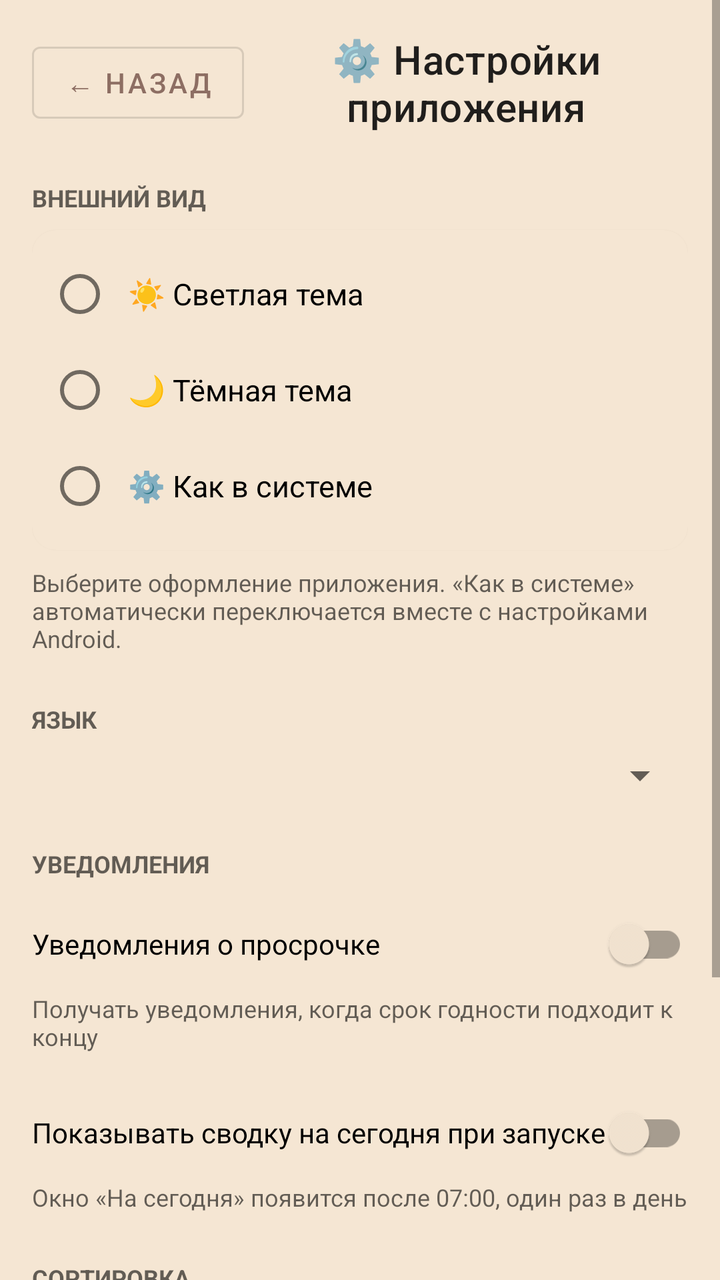
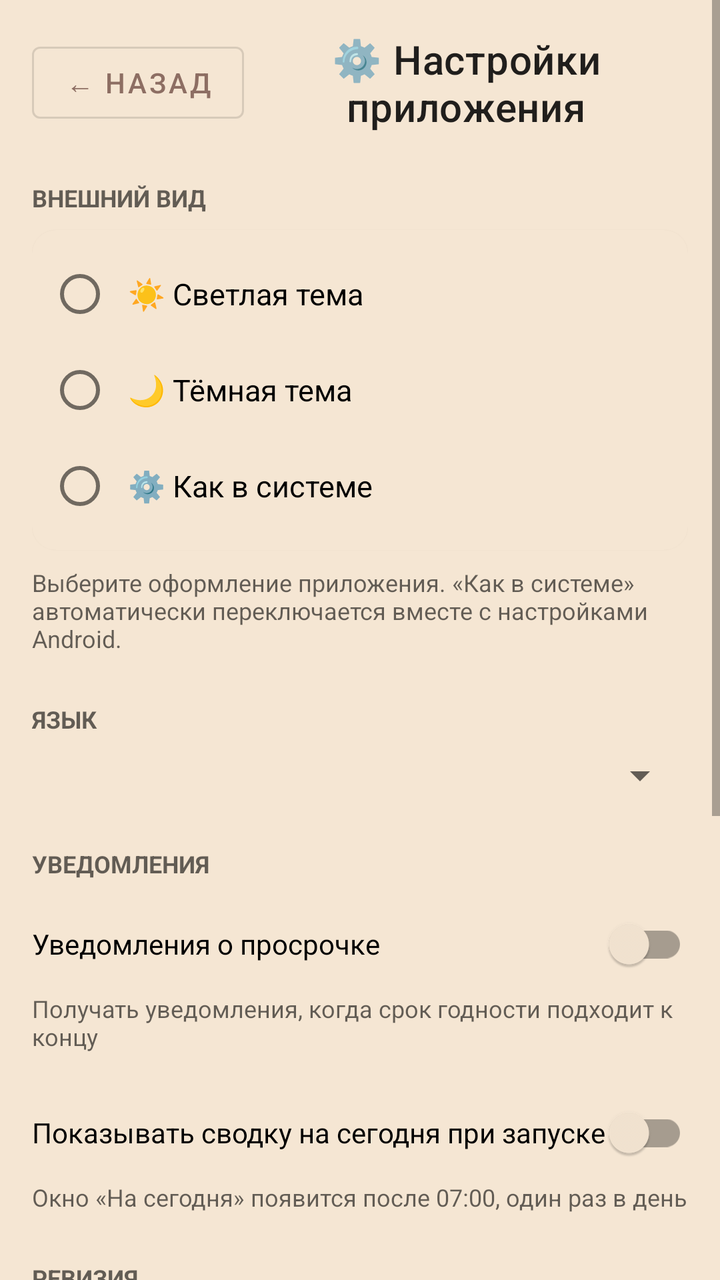

Compare the two renders of this Android layout. The source of the first and the diff that turns it into the second are given below.
<!-- AndroidManifest.xml: application theme Theme.BAZA -->
<!-- res/layout/activity_app_settings.xml -->
<?xml version="1.0" encoding="utf-8"?>
<ScrollView xmlns:android="http://schemas.android.com/apk/res/android"
    xmlns:app="http://schemas.android.com/apk/res-auto"
    android:layout_width="match_parent"
    android:layout_height="match_parent"
    android:fillViewport="true">

    <LinearLayout
        android:layout_width="match_parent"
        android:layout_height="wrap_content"
        android:orientation="vertical"
        android:padding="16dp">

        
        
        
        <LinearLayout
            android:layout_width="match_parent"
            android:layout_height="wrap_content"
            android:orientation="horizontal"
            android:layout_marginBottom="16dp"
            android:gravity="center_vertical">

            <Button
                android:id="@+id/btnBack"
                android:layout_width="wrap_content"
                android:layout_height="wrap_content"
                android:text="← Назад"
                style="@style/Widget.MaterialComponents.Button.OutlinedButton" />

            <TextView
                android:layout_width="0dp"
                android:layout_height="wrap_content"
                android:layout_weight="1"
                android:text="⚙️ Настройки приложения"
                android:textAppearance="?attr/textAppearanceHeadline6"
                android:gravity="center" />
        </LinearLayout>

        
        
        
        <TextView
            android:layout_width="match_parent"
            android:layout_height="wrap_content"
            android:text="ВНЕШНИЙ ВИД"
            android:textSize="12sp"
            android:textStyle="bold"
            android:textColor="?android:attr/textColorSecondary"
            android:layout_marginTop="8dp"
            android:layout_marginBottom="8dp" />

        <com.google.android.material.card.MaterialCardView
            android:layout_width="match_parent"
            android:layout_height="wrap_content"
            app:cardCornerRadius="12dp"
            app:cardElevation="1dp"
            android:layout_marginBottom="8dp">

            <RadioGroup
                android:id="@+id/radioGroupTheme"
                android:layout_width="match_parent"
                android:layout_height="wrap_content"
                android:orientation="vertical"
                android:padding="8dp">

                <RadioButton
                    android:id="@+id/radioLight"
                    android:layout_width="match_parent"
                    android:layout_height="wrap_content"
                    android:paddingTop="12dp"
                    android:paddingBottom="12dp"
                    android:paddingStart="8dp"
                    android:paddingEnd="8dp"
                    android:text="☀️ Светлая тема"
                    android:textSize="15sp" />

                <RadioButton
                    android:id="@+id/radioDark"
                    android:layout_width="match_parent"
                    android:layout_height="wrap_content"
                    android:paddingTop="12dp"
                    android:paddingBottom="12dp"
                    android:paddingStart="8dp"
                    android:paddingEnd="8dp"
                    android:text="🌙 Тёмная тема"
                    android:textSize="15sp" />

                <RadioButton
                    android:id="@+id/radioSystem"
                    android:layout_width="match_parent"
                    android:layout_height="wrap_content"
                    android:paddingTop="12dp"
                    android:paddingBottom="12dp"
                    android:paddingStart="8dp"
                    android:paddingEnd="8dp"
                    android:text="⚙️ Как в системе"
                    android:textSize="15sp" />
            </RadioGroup>
        </com.google.android.material.card.MaterialCardView>

        <TextView
            android:layout_width="match_parent"
            android:layout_height="wrap_content"
            android:text="Выберите оформление приложения. «Как в системе» автоматически переключается вместе с настройками Android."
            android:textSize="12sp"
            android:textColor="?android:attr/textColorSecondary"
            android:layout_marginBottom="24dp" />

        
        
        
        <TextView
            android:layout_width="match_parent"
            android:layout_height="wrap_content"
            android:text="ЯЗЫК"
            android:textSize="12sp"
            android:textStyle="bold"
            android:textColor="?android:attr/textColorSecondary"
            android:layout_marginBottom="8dp" />

        <Spinner
            android:id="@+id/spinnerLanguage"
            android:layout_width="match_parent"
            android:layout_height="wrap_content"
            android:layout_marginBottom="24dp" />

        
        
        
        <TextView
            android:layout_width="match_parent"
            android:layout_height="wrap_content"
            android:text="УВЕДОМЛЕНИЯ"
            android:textSize="12sp"
            android:textStyle="bold"
            android:textColor="?android:attr/textColorSecondary"
            android:layout_marginBottom="8dp" />

        <com.google.android.material.switchmaterial.SwitchMaterial
            android:id="@+id/switchNotifications"
            android:layout_width="match_parent"
            android:layout_height="wrap_content"
            android:text="Уведомления о просрочке" />

        <TextView
            android:layout_width="match_parent"
            android:layout_height="wrap_content"
            android:text="Получать уведомления, когда срок годности подходит к концу"
            android:textSize="12sp"
            android:textColor="?android:attr/textColorSecondary"
            android:layout_marginBottom="16dp" />

        
        <com.google.android.material.switchmaterial.SwitchMaterial
            android:id="@+id/switchTodayDialog"
            android:layout_width="match_parent"
            android:layout_height="wrap_content"
            android:text="Показывать сводку на сегодня при запуске" />

        <TextView
            android:layout_width="match_parent"
            android:layout_height="wrap_content"
            android:text="Окно «На сегодня» появится после 07:00, один раз в день"
            android:textSize="12sp"
            android:textColor="?android:attr/textColorSecondary"
            android:layout_marginBottom="24dp" />

        
        
        
        <TextView
            android:layout_width="match_parent"
            android:layout_height="wrap_content"
            android:text="СОРТИРОВКА"
            android:textSize="12sp"
            android:textStyle="bold"
            android:textColor="?android:attr/textColorSecondary"
            android:layout_marginBottom="8dp" />

        <Spinner
            android:id="@+id/spinnerSort"
            android:layout_width="match_parent"
            android:layout_height="wrap_content"
            android:layout_marginBottom="24dp" />

        
        
        
        <com.google.android.material.card.MaterialCardView
            android:layout_width="match_parent"
            android:layout_height="wrap_content"
            app:cardCornerRadius="8dp"
            app:cardElevation="2dp"
            app:cardBackgroundColor="#E8F5E9">

            <LinearLayout
                android:layout_width="match_parent"
                android:layout_height="wrap_content"
                android:orientation="vertical"
                android:padding="16dp">

                <TextView
                    android:layout_width="wrap_content"
                    android:layout_height="wrap_content"
                    android:text="🚧 В разработке"
                    android:textSize="14sp"
                    android:textStyle="bold"
                    android:textColor="#2E7D32" />

                <TextView
                    android:layout_width="match_parent"
                    android:layout_height="wrap_content"
                    android:text="Смена языка и уведомления будут активированы в следующих обновлениях. Тёмная тема уже работает."
                    android:textSize="13sp"
                    android:textColor="#424242"
                    android:layout_marginTop="4dp" />
            </LinearLayout>
        </com.google.android.material.card.MaterialCardView>

        
        <View
            android:layout_width="match_parent"
            android:layout_height="16dp" />

    </LinearLayout>
</ScrollView>
<!-- resources referenced by this layout -->
<resources>
  <style name="Theme.BAZA" parent="Theme.MaterialComponents.DayNight.NoActionBar">
          <item name="colorPrimary">@color/colorPrimary</item>
          <item name="colorPrimaryDark">@color/colorPrimaryDark</item>
          <item name="colorAccent">@color/colorAccent</item>
  
          
          <item name="android:windowBackground">@color/windowBackground</item>
          <item name="android:colorBackground">@color/windowBackground</item>
          <item name="colorSurface">@color/windowBackground</item>
      </style>
  <color name="colorPrimary">#8D6E63</color>
  <color name="colorPrimaryDark">#6D4C41</color>
  <color name="colorAccent">#C97B63</color>
  <color name="windowBackground">#F5E6D3</color>
</resources>

<!-- the commit's change to res/layout/activity_app_settings.xml (unified diff, before → after) -->
@@ -172,6 +172,40 @@
         <TextView
             android:layout_width="match_parent"
             android:layout_height="wrap_content"
+            android:text="РЕВИЗИЯ"
+            android:textSize="12sp"
+            android:textStyle="bold"
+            android:textColor="?android:attr/textColorSecondary"
+            android:layout_marginBottom="8dp" />
+
+        <TextView
+            android:layout_width="match_parent"
+            android:layout_height="wrap_content"
+            android:text="Через сколько после последней ревизии помечать предмет как «давно не проверялся»"
+            android:textSize="13sp"
+            android:textColor="?android:attr/textColorPrimary"
+            android:layout_marginBottom="8dp" />
+
+        <Spinner
+            android:id="@+id/spinnerRevisionThreshold"
+            android:layout_width="match_parent"
+            android:layout_height="wrap_content"
+            android:layout_marginBottom="8dp" />
+
+        <TextView
+            android:layout_width="match_parent"
+            android:layout_height="wrap_content"
+            android:text="В списке предметов: 🔴 — ревизия не проводилась, 🟡 — прошло больше выбранного срока. Если ревизия была недавно — строка не показывается."
+            android:textSize="12sp"
+            android:textColor="?android:attr/textColorSecondary"
+            android:layout_marginBottom="24dp" />
+
+        
+        
+        
+        <TextView
+            android:layout_width="match_parent"
+            android:layout_height="wrap_content"
             android:text="СОРТИРОВКА"
             android:textSize="12sp"
             android:textStyle="bold"
